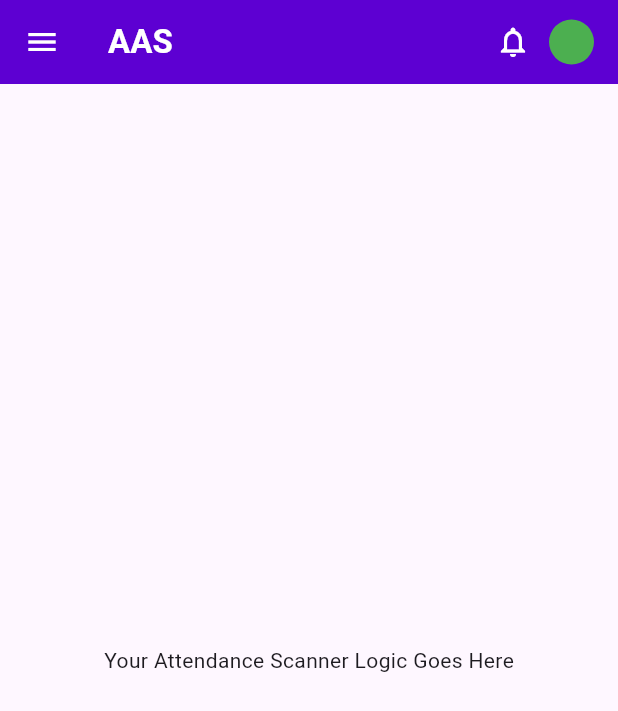
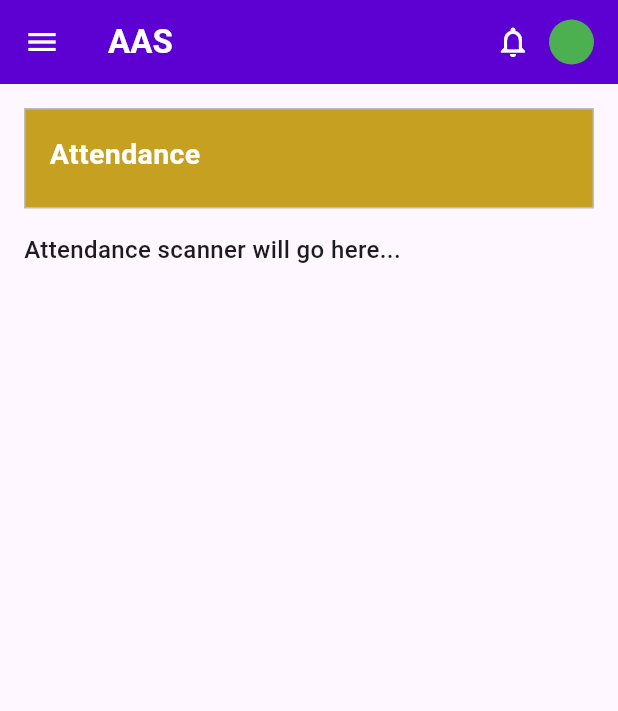
Before and after one commit to alexmwalec/Automated-Attendance-System, a Flutter app: the AttendancePage screen opened by its route, on a phone screen of 412 x 824 dp. Shown: the top 711 px of the screen. Run offline on Flutter 3.47's test engine with Material 3 defaults, Android fonts, the phone set to English and light mode, and no system bars.

Commit message:
Changing attendance UI and Fixing main.dart sythax

```diff
--- a/lib/Features/invigilator/take_attendance.dart
+++ b/lib/Features/invigilator/take_attendance.dart
@@ -8,29 +8,56 @@ class AttendancePage extends StatelessWidget {
   Widget build(BuildContext context) {
     return Scaffold(
       appBar: AppBar(
-        backgroundColor: const Color(0xFF5D00D2), // unimaPurple colour
-        title: const Text('AAS', style: TextStyle(color: Colors.white, fontWeight:FontWeight.bold)),
+        backgroundColor: const Color(0xFF5D00D2), // unima Purple colour
+        title: const Text('AAS', style: TextStyle(color: Colors.white, fontWeight: FontWeight.bold)),
         leading: Builder(
           builder: (context) => IconButton(
             icon: const Icon(Icons.menu, color: Colors.white),
             onPressed: () => Scaffold.of(context).openDrawer(),
           ),
         ),
-        actions:[
-          IconButton(icon:  const Icon(Icons.notifications_none,color: Colors.white,), onPressed: (){},
+        actions: [
+          IconButton(
+            icon: const Icon(Icons.notifications_none, color: Colors.white),
+            onPressed: () {},
           ),
-          const Padding(padding: EdgeInsets.only(right: 16.0),
-           child: CircleAvatar(
-             backgroundColor: Colors.green,
-             radius: 15,
-           ),
+          const Padding(
+            padding: EdgeInsets.only(right: 16.0),
+            child: CircleAvatar(
+              backgroundColor: Colors.green,
+              radius: 15,
+            ),
           ),
         ],
       ),
+      drawer: const AppDrawer(),
+      body: SingleChildScrollView(
+        padding: const EdgeInsets.all(16.0),
+        child: Column(
+          crossAxisAlignment: CrossAxisAlignment.start,
+          children: [
+            Container(
+              width: double.infinity,
+              padding: const EdgeInsets.all(16),
+              decoration: BoxDecoration(
+                color: const Color(0xFFC5A021),
+                border: Border.all(color: Colors.grey.shade400),
 
-      drawer: const AppDrawer(),
-      body: const Center(
-        child: Text("Your Attendance Scanner Logic Goes Here"),
+              ),
+              child: Column(
+                crossAxisAlignment: CrossAxisAlignment.start,
+                children: [
+                  const Text('Attendance', style: TextStyle(fontWeight: FontWeight.bold,fontSize: 19, color: Colors.white)),
+                  const SizedBox(height:6),
+                ],
+              ),
+            ),
+            const SizedBox(height: 16),
+            const Text("Attendance scanner will go here...",
+                style: TextStyle(fontSize: 16, fontWeight: FontWeight.w500)
+            ),
+          ],
+        ),
       ),
     );
   }
```
Also changed, not shown: lib/Features/invigilator/report.dart (+13 -15 lines).
